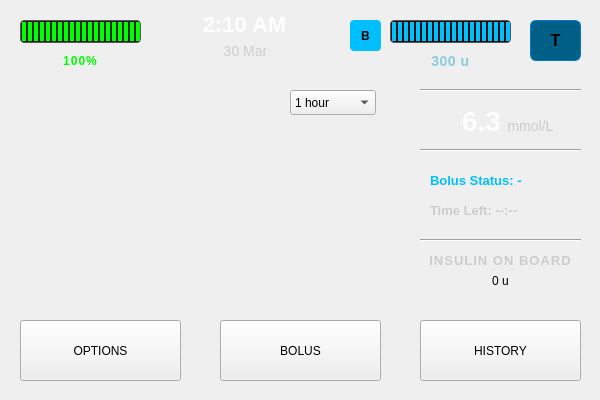
First picture: the form in code/home.ui, repository xHWAHx/InsulinPumpSimulator-Group35, before the edit.
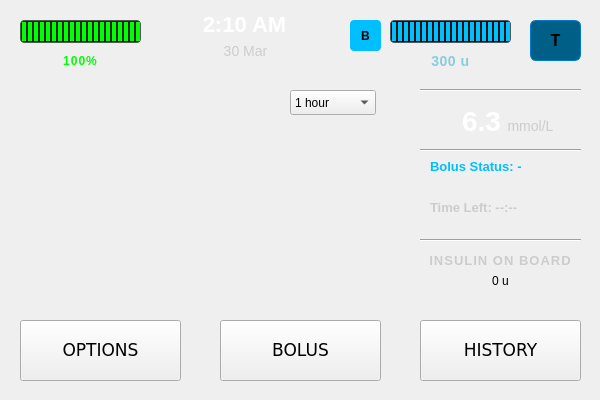
Second picture: the form after the edit. Icons and pictures are not drawn. Custom widgets are drawn as their Qt base class.

What changed in the file:
```diff
--- a/code/home.ui
+++ b/code/home.ui
@@ -271,6 +271,12 @@
      <height>61</height>
     </rect>
    </property>
+   <property name="font">
+    <font>
+     <family>DejaVu Sans</family>
+     <pointsize>13</pointsize>
+    </font>
+   </property>
    <property name="styleSheet">
     <string notr="true">QPushButton#optionsButton {
     background-color: #444444;
@@ -344,6 +350,12 @@
      <height>61</height>
     </rect>
    </property>
+   <property name="font">
+    <font>
+     <family>DejaVu Sans</family>
+     <pointsize>13</pointsize>
+    </font>
+   </property>
    <property name="styleSheet">
     <string notr="true">QPushButton#bolusButton {
     background-color: #444444;
@@ -365,9 +377,9 @@
    <property name="geometry">
     <rect>
      <x>430</x>
-     <y>170</y>
+     <y>159</y>
      <width>141</width>
-     <height>20</height>
+     <height>41</height>
     </rect>
    </property>
    <property name="styleSheet">
@@ -381,7 +393,7 @@
     <string>Bolus Status: -</string>
    </property>
    <property name="alignment">
-    <set>Qt::AlignLeading|Qt::AlignLeft|Qt::AlignVCenter</set>
+    <set>Qt::AlignLeading|Qt::AlignLeft|Qt::AlignTop</set>
    </property>
   </widget>
   <widget class="QPushButton" name="historyButton">
@@ -393,6 +405,12 @@
      <height>61</height>
     </rect>
    </property>
+   <property name="font">
+    <font>
+     <family>DejaVu Sans</family>
+     <pointsize>13</pointsize>
+    </font>
+   </property>
    <property name="styleSheet">
     <string notr="true">QPushButton#optionsButton {
     background-color: #444444;
@@ -518,8 +536,8 @@
     <rect>
      <x>430</x>
      <y>200</y>
-     <width>141</width>
-     <height>20</height>
+     <width>151</width>
+     <height>31</height>
     </rect>
    </property>
    <property name="styleSheet">
@@ -533,7 +551,10 @@
     <string>Time Left: --:--</string>
    </property>
    <property name="alignment">
-    <set>Qt::AlignLeading|Qt::AlignLeft|Qt::AlignVCenter</set>
+    <set>Qt::AlignLeading|Qt::AlignLeft|Qt::AlignTop</set>
+   </property>
+   <property name="wordWrap">
+    <bool>true</bool>
    </property>
   </widget>
   <widget class="Line" name="line_3">
```
